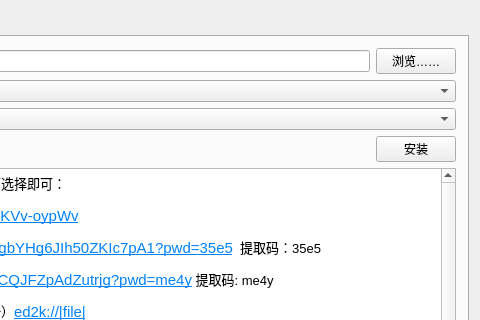
Above: VM-source/mainwindow.ui from gfdgd-xi/deep-wine-runner before the change; both pictures show x 327 to 807 and y 0 to 320 of the 807 by 429 pixel window. Below: the same form after it.
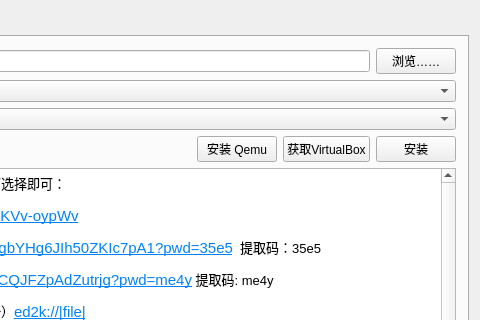
That is the form after the change. Icons and pictures are not drawn.

Commit message: 新增安装qemu/vbox功能

```diff
--- a/VM-source/mainwindow.ui
+++ b/VM-source/mainwindow.ui
@@ -145,6 +145,20 @@
             </property>
            </spacer>
           </item>
+          <item>
+           <widget class="QPushButton" name="getQemu">
+            <property name="text">
+             <string>安装 Qemu</string>
+            </property>
+           </widget>
+          </item>
+          <item>
+           <widget class="QPushButton" name="getvbox">
+            <property name="text">
+             <string>获取VirtualBox</string>
+            </property>
+           </widget>
+          </item>
           <item>
            <widget class="QPushButton" name="install">
             <property name="text">
```
Left out of the diff: 2 changed lines with no effect on the pictures. The commit also changes 8 other files.
